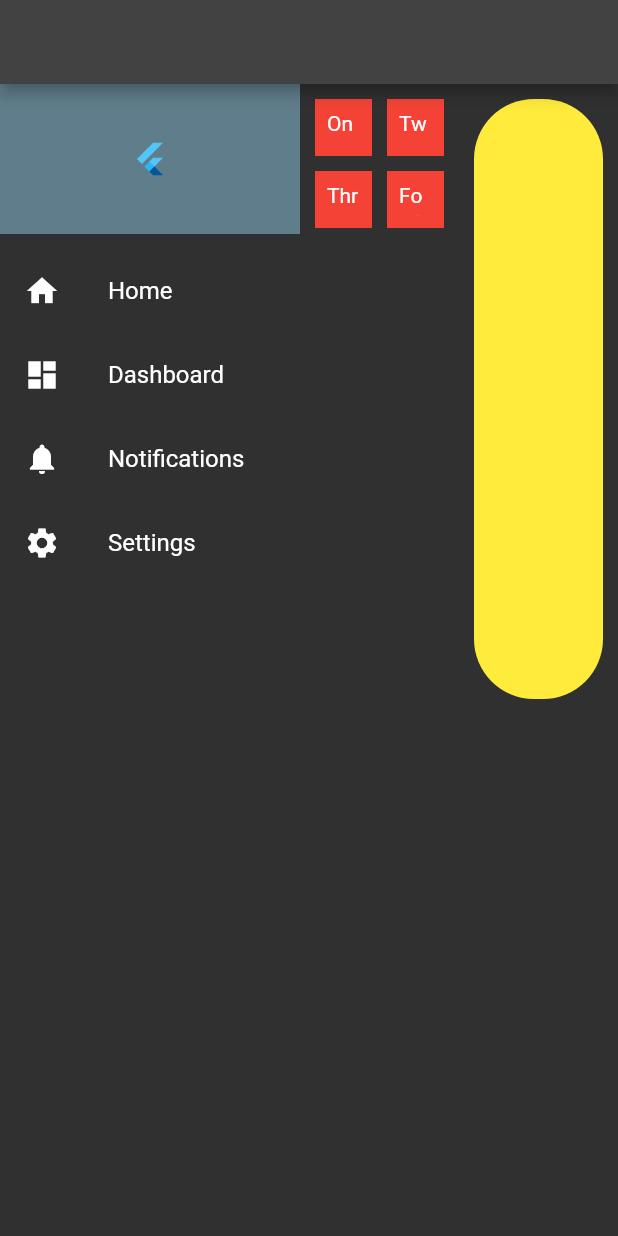
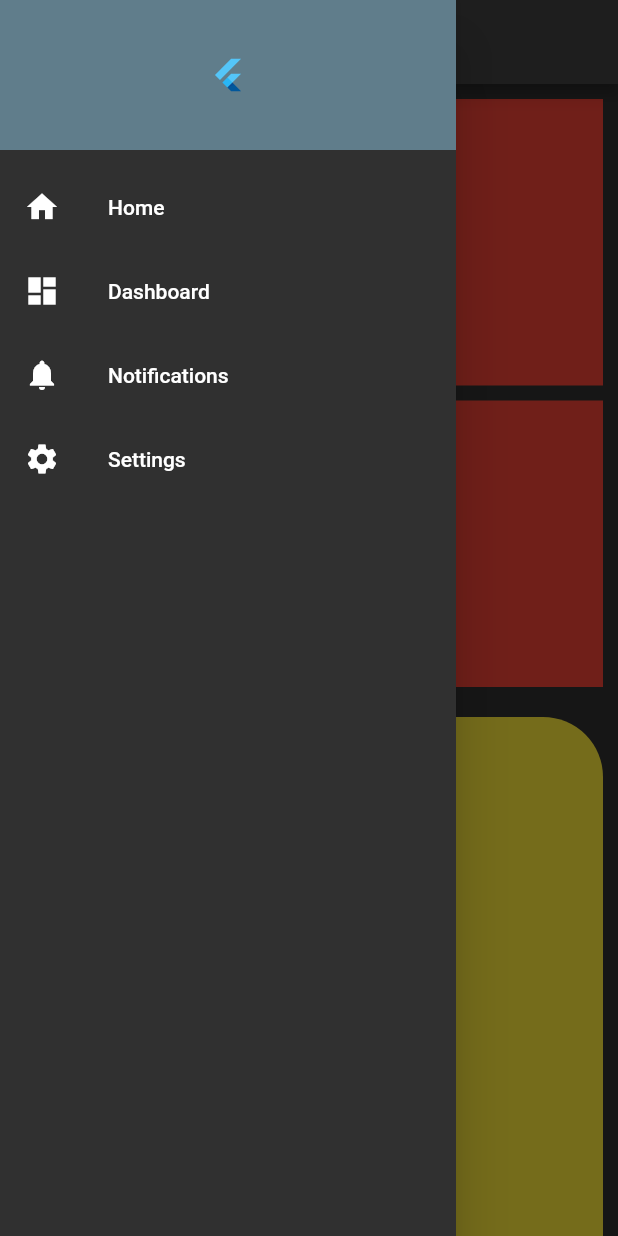
Before and after one commit to sebastiansliwa/responsive_example, a Flutter app: the screen it shows after launch, with the side drawer open (before the commit the screen has no drawer), on a phone screen of 412 x 824 dp. Run offline on Flutter 3.47's test engine with Material 2 defaults, Android fonts, the light colour scheme and no system bars.

Commit message:
Implement responsiveness

```diff
--- /dev/null
+++ b/lib/core/responsive_layout.dart
@@ -0,0 +1,30 @@
+import 'package:flutter/material.dart';
+
+class ResponsiveLayout extends StatelessWidget {
+  const ResponsiveLayout({
+    Key? key,
+    required this.ultrwawide,
+    required this.wide,
+    required this.narrow,
+  }) : super(key: key);
+
+  final Widget ultrwawide;
+  final Widget wide;
+  final Widget narrow;
+
+  @override
+  Widget build(BuildContext context) {
+    return LayoutBuilder(
+      builder: (context, constraints) {
+        final maxWidth = constraints.maxWidth;
+        if (maxWidth > 1200) {
+          return ultrwawide;
+        } else if (maxWidth > 600) {
+          return wide;
+        } else {
+          return narrow;
+        }
+      },
+    );
+  }
+}
--- a/lib/features/home/pages/home_page.dart
+++ b/lib/features/home/pages/home_page.dart
@@ -1,4 +1,5 @@
 import 'package:flutter/material.dart';
+import 'package:responsive_example/core/responsive_layout.dart';
 
 import 'widgets/extra_panel.dart';
 import 'widgets/main_content.dart';
@@ -6,6 +7,62 @@ import 'widgets/navigation_panel.dart';
 
 class HomePage extends StatelessWidget {
   const HomePage({
+    Key? key,
+  }) : super(key: key);
+
+  @override
+  Widget build(BuildContext context) {
+    return const ResponsiveLayout(
+      ultrwawide: _UltraWideHomePage(),
+      wide: _WideHomePage(),
+      narrow: _NarrowHomePage(),
+    );
+  }
+}
+
+class _UltraWideHomePage extends StatelessWidget {
+  const _UltraWideHomePage({
+    Key? key,
+  }) : super(key: key);
+
+  @override
+  Widget build(BuildContext context) {
+    return Scaffold(
+      appBar: AppBar(),
+      body: Row(
+        crossAxisAlignment: CrossAxisAlignment.start,
+        children: [
+          const SizedBox(
+            width: 300,
+            child: NavigationPanel(),
+          ),
+          Expanded(
+            child: Align(
+              alignment: Alignment.topCenter,
+              child: SizedBox(
+                width: 900,
+                child: Row(
+                  crossAxisAlignment: CrossAxisAlignment.start,
+                  children: const [
+                    Expanded(
+                      child: MainContent(),
+                    ),
+                    Expanded(
+                      child: ExtraPanel(),
+                    ),
+                  ],
+                ),
+              ),
+            ),
+          ),
+        ],
+      ),
+    );
+  }
+}
+
+class _WideHomePage extends StatelessWidget {
+  const _WideHomePage({
     Key? key,
   }) : super(key: key);
 
@@ -31,3 +88,23 @@ class HomePage extends StatelessWidget {
     );
   }
 }
+
+class _NarrowHomePage extends StatelessWidget {
+  const _NarrowHomePage({
+    Key? key,
+  }) : super(key: key);
+
+  @override
+  Widget build(BuildContext context) {
+    return Scaffold(
+      appBar: AppBar(),
+      drawer: const Drawer(child: NavigationPanel()),
+      body: ListView(
+        children: const [
+          MainContent(),
+          ExtraPanel(),
+        ],
+      ),
+    );
+  }
+}
```
